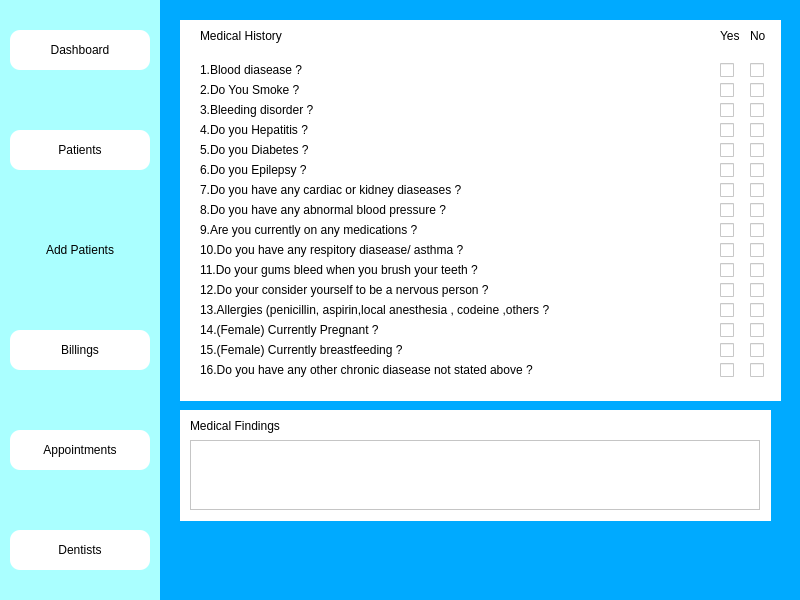
Qt form add_patients_med_hist_window.ui (Fayadkhan8911/Medico-Desktop-App) before a commit.
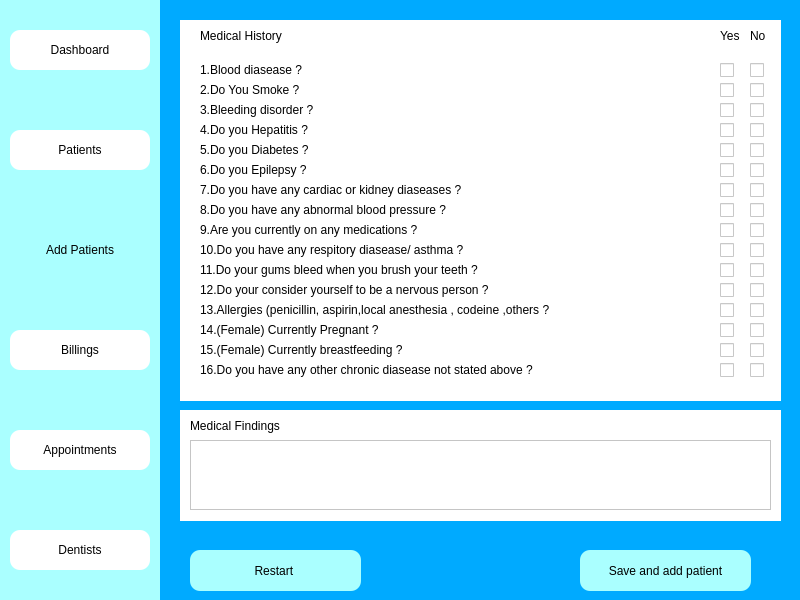
The same form after that commit. Icons and pictures are not drawn.

Diff of the .ui file:
```diff
--- a/add_patients_med_hist_window.ui
+++ b/add_patients_med_hist_window.ui
@@ -971,7 +971,7 @@
     <rect>
      <x>180</x>
      <y>410</y>
-     <width>591</width>
+     <width>601</width>
      <height>111</height>
     </rect>
    </property>
@@ -999,12 +999,54 @@
      <rect>
       <x>10</x>
       <y>30</y>
-      <width>570</width>
+      <width>581</width>
       <height>70</height>
      </rect>
     </property>
    </widget>
   </widget>
+  <widget class="QPushButton" name="pushButton">
+   <property name="geometry">
+    <rect>
+     <x>580</x>
+     <y>550</y>
+     <width>171</width>
+     <height>41</height>
+    </rect>
+   </property>
+   <property name="styleSheet">
+    <string notr="true">border-top-left-radius:10px;
+font: 10pt &quot;MS Shell Dlg 2&quot;;
+border-bottom-left-radius:10px;
+border-top-right-radius:10px;
+border-bottom-right-radius:10px;
+background-color: rgb(170, 255, 255);</string>
+   </property>
+   <property name="text">
+    <string>Save and add patient</string>
+   </property>
+  </widget>
+  <widget class="QPushButton" name="pushButton_2">
+   <property name="geometry">
+    <rect>
+     <x>190</x>
+     <y>550</y>
+     <width>171</width>
+     <height>41</height>
+    </rect>
+   </property>
+   <property name="styleSheet">
+    <string notr="true">border-top-left-radius:10px;
+font: 10pt &quot;MS Shell Dlg 2&quot;;
+border-bottom-left-radius:10px;
+border-top-right-radius:10px;
+border-bottom-right-radius:10px;
+background-color: rgb(170, 255, 255);</string>
+   </property>
+   <property name="text">
+    <string>Restart </string>
+   </property>
+  </widget>
  </widget>
  <resources/>
  <connections/>
```
Left out of the diff: 160 changed lines with no effect on the pictures.
